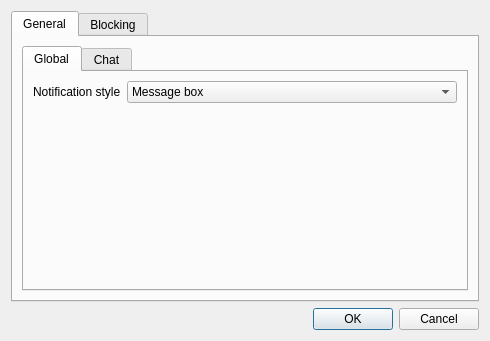
First picture: the form in ui/settingsdialog.ui, repository lighterowl/czateria, before the edit.
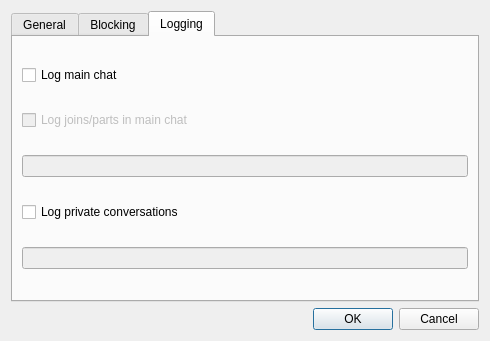
Second picture: the form after the edit. The open tabs and pages were chosen to show the change.

Commit message:
Implement logging main channel content and private messages (#98)
Logging can be now turned on or off by using the main settings dialog. The paths are configurable and can incorporate various tokens to customize the name of the final file.

The edit to the form file:
```diff
--- a/ui/settingsdialog.ui
+++ b/ui/settingsdialog.ui
@@ -191,6 +191,57 @@
        </item>
       </layout>
      </widget>
+     <widget class="QWidget" name="loggingTab">
+      <attribute name="title">
+       <string>Logging</string>
+      </attribute>
+      <layout class="QVBoxLayout" name="verticalLayout_7">
+       <item>
+        <widget class="QCheckBox" name="logGeneralCheckBox">
+         <property name="text">
+          <string>Log main chat</string>
+         </property>
+        </widget>
+       </item>
+       <item>
+        <widget class="QCheckBox" name="logJoinsPartsCheckBox">
+         <property name="enabled">
+          <bool>false</bool>
+         </property>
+         <property name="text">
+          <string>Log joins/parts in main chat</string>
+         </property>
+        </widget>
+       </item>
+       <item>
+        <widget class="QLineEdit" name="logGeneralFilePath">
+         <property name="enabled">
+          <bool>false</bool>
+         </property>
+         <property name="toolTip">
+          <string>&lt;html&gt;&lt;head/&gt;&lt;body&gt;&lt;p&gt;Following variables are supported :&lt;/p&gt;&lt;ul style=&quot;margin-top: 0px; margin-bottom: 0px; margin-left: 0px; margin-right: 0px; -qt-list-indent: 1;&quot;&gt;&lt;li style=&quot; margin-top:12px; margin-bottom:0px; margin-left:0px; margin-right:0px; -qt-block-indent:0; text-indent:0px;&quot;&gt;&lt;span style=&quot; font-weight:600;&quot;&gt;%%&lt;/span&gt; - a literal % character&lt;/li&gt;&lt;li style=&quot; margin-top:0px; margin-bottom:0px; margin-left:0px; margin-right:0px; -qt-block-indent:0; text-indent:0px;&quot;&gt;&lt;span style=&quot; font-weight:600;&quot;&gt;%~&lt;/span&gt; - the current user's home directory&lt;/li&gt;&lt;li style=&quot; margin-top:0px; margin-bottom:0px; margin-left:0px; margin-right:0px; -qt-block-indent:0; text-indent:0px;&quot;&gt;&lt;span style=&quot; font-weight:600;&quot;&gt;%u&lt;/span&gt; - (&lt;span style=&quot; font-style:italic;&quot;&gt;you)&lt;/span&gt; your username in the given chat session&lt;/li&gt;&lt;li style=&quot; margin-top:0px; margin-bottom:0px; margin-left:0px; margin-right:0px; -qt-block-indent:0; text-indent:0px;&quot;&gt;&lt;span style=&quot; font-weight:600;&quot;&gt;%Y &lt;/span&gt;, &lt;span style=&quot; font-weight:600;&quot;&gt;%M&lt;/span&gt; , &lt;span style=&quot; font-weight:600;&quot;&gt;%D&lt;/span&gt; - year (4-digit), month (2-digit) and day (2-digit)&lt;/li&gt;&lt;li style=&quot; margin-top:0px; margin-bottom:12px; margin-left:0px; margin-right:0px; -qt-block-indent:0; text-indent:0px;&quot;&gt;&lt;span style=&quot; font-weight:600;&quot;&gt;%c&lt;/span&gt; - the channel name&lt;/li&gt;&lt;/ul&gt;&lt;/body&gt;&lt;/html&gt;</string>
+         </property>
+        </widget>
+       </item>
+       <item>
+        <widget class="QCheckBox" name="logPrivateCheckBox">
+         <property name="text">
+          <string>Log private conversations</string>
+         </property>
+        </widget>
+       </item>
+       <item>
+        <widget class="QLineEdit" name="logPrivateFilePath">
+         <property name="enabled">
+          <bool>false</bool>
+         </property>
+         <property name="toolTip">
+          <string>&lt;html&gt;&lt;head/&gt;&lt;body&gt;&lt;p&gt;All variables supported by main chat logging can be used here, as well as :&lt;/p&gt;&lt;ul style=&quot;margin-top: 0px; margin-bottom: 0px; margin-left: 0px; margin-right: 0px; -qt-list-indent: 1;&quot;&gt;&lt;li style=&quot; margin-top:12px; margin-bottom:12px; margin-left:0px; margin-right:0px; -qt-block-indent:0; text-indent:0px;&quot;&gt;&lt;span style=&quot; font-weight:600;&quot;&gt;%p&lt;/span&gt; - nickname of the conversation partner&lt;/li&gt;&lt;/ul&gt;&lt;/body&gt;&lt;/html&gt;</string>
+         </property>
+        </widget>
+       </item>
+      </layout>
+     </widget>
     </widget>
    </item>
    <item>
```
Left out of the diff: 48 changed lines with no effect on the pictures. The commit also changes 17 other files.
